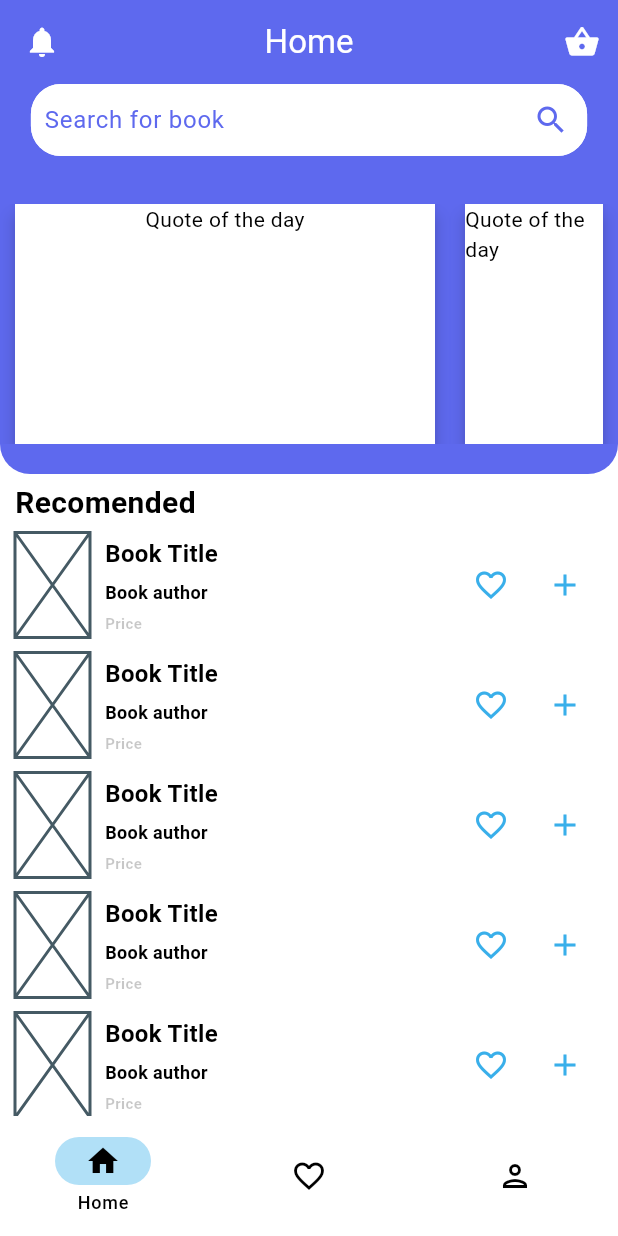
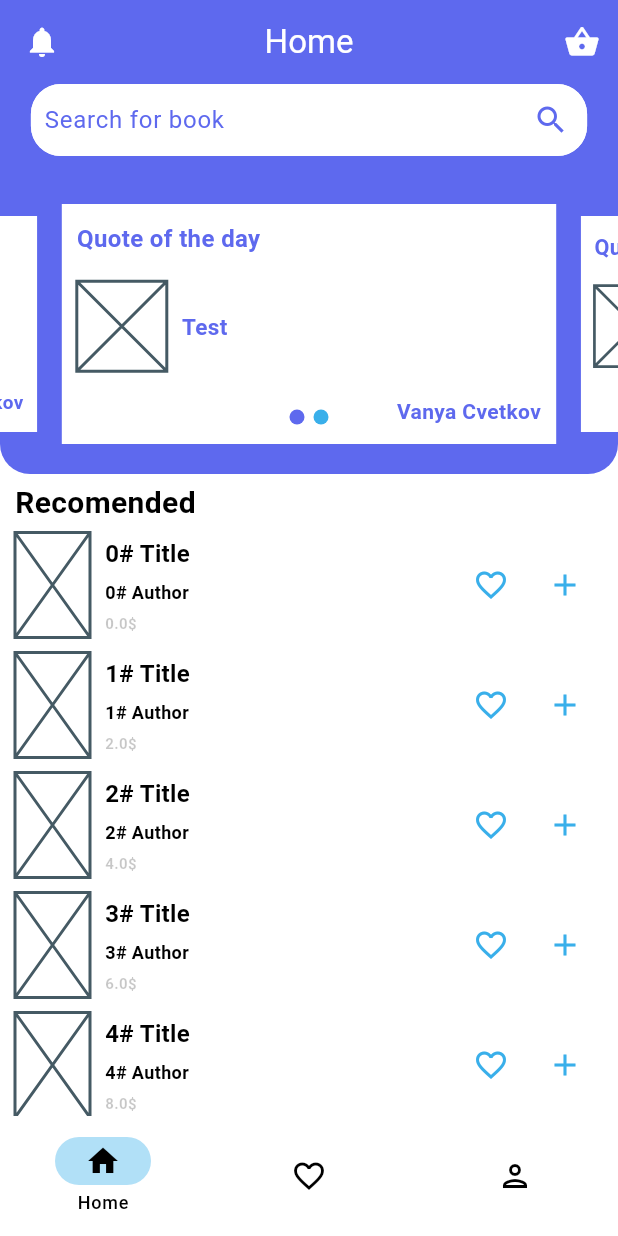
Before and after one commit to IvanTsvetkov-dev/BookShop, a Flutter app: the HomePage screen opened by its route, on a phone screen of 412 x 824 dp. Run offline on Flutter 3.47's test engine with Material 3 defaults, Android fonts, the phone set to English and light mode, and no system bars; drawn by our look-alikes of card_swiper; our stand-ins replace lottie.

Commit message:
Almost finished home page

```diff
--- /dev/null
+++ b/mobile_app/lib/api/server_api.dart
@@ -0,0 +1,6 @@
+
+import 'package:http/http.dart';
+
+Future<Response> pingServer(Uri serverUri) {
+  return get(serverUri);
+}
--- /dev/null
+++ b/mobile_app/lib/models/user.dart
@@ -0,0 +1,26 @@
+import 'dart:convert';
+
+class User {
+  User(
+      {required this.firstName,
+      required this.lastName,
+      required this.email,
+      required this.password,
+      required this.phone});
+
+  final String firstName;
+  final String lastName;
+  final String email;
+  final String password;
+  final String phone;
+
+  String toJson() {
+    return jsonEncode({
+      'first_name': firstName,
+      'last_name': lastName,
+      'phone': phone,
+      'email': email,
+      'password': password
+    });
+  }
+}
--- a/mobile_app/lib/pages/greetings_page.dart
+++ b/mobile_app/lib/pages/greetings_page.dart
@@ -1,4 +1,6 @@
+import 'package:bookshopapp/api/server_api.dart';
 import 'package:flutter/material.dart';
+import 'package:http/http.dart';
 import 'package:lottie/lottie.dart';
 
 class GreetingsPage extends StatefulWidget {
@@ -11,6 +13,15 @@ class GreetingsPage extends StatefulWidget {
 class _GreetingsPageState extends State<GreetingsPage>
     with TickerProviderStateMixin {
   late final AnimationController _controller;
+
+  Future<void> ping() async {
+    Uri serverUri = Uri(
+        scheme: 'https',
+        host: 'dd69-77-220-53-141.ngrok-free.app',
+        path: 'api/book/1');
+    Response response = await pingServer(serverUri);
+    debugPrint(response.body);
+  }
 
   @override
   void initState() {
@@ -41,12 +52,10 @@ class _GreetingsPageState extends State<GreetingsPage>
                 const Padding(
                     padding: EdgeInsets.only(top: 40),
                     child: Column(
-
                       children: [
                         Text(
-                          textAlign: TextAlign.center,
+                            textAlign: TextAlign.center,
                             style: TextStyle(
-
                                 shadows: [
                                   Shadow(
                                     color: Colors
@@ -95,7 +104,8 @@ class _GreetingsPageState extends State<GreetingsPage>
                     children: [
                       ElevatedButton(
                         onPressed: () {
-                          Navigator.pushReplacementNamed(context, '/login');
+                          ping();
+                          // Navigator.pushReplacementNamed(context, '/login');
                         },
                         child: const Padding(
                             padding: EdgeInsets.symmetric(
--- a/mobile_app/lib/pages/home_page.dart
+++ b/mobile_app/lib/pages/home_page.dart
@@ -1,5 +1,6 @@
 import 'package:bookshopapp/widgets/book_card.dart';
 import 'package:bookshopapp/widgets/quote_card.dart';
+import 'package:card_swiper/card_swiper.dart';
 import 'package:flutter/material.dart';
 
 class HomePage extends StatefulWidget {
@@ -104,15 +105,22 @@ class _HomePageState extends State<HomePage> {
                     Container(
                       padding: const EdgeInsets.only(bottom: 20),
                       height: 180,
-                      child: CarouselView(
-                          padding: const EdgeInsets.symmetric(horizontal: 10),
-                          shape: const RoundedRectangleBorder(
-                              borderRadius: BorderRadius.all(Radius.zero)),
-                          elevation: 5,
-                          itemExtent: 300,
-                          children: List<Widget>.generate(3, (int index) {
-                            return const QuoteCard();
-                          })),
+                      child: Swiper(
+                        pagination: const SwiperPagination(
+                          builder: DotSwiperPaginationBuilder(
+                            color: Color(0xFF39AFEA),
+                          ),
+                        ),
+                        itemBuilder: (context, index) {
+                          return const QuoteCard(
+                            text: 'Test',
+                            author: 'Vanya Cvetkov',
+                          );
+                        },
+                        itemCount: 2,
+                        viewportFraction: 0.8,
+                        scale: 0.9,
+                      ),
                     )
                   ],
                 ),
@@ -137,7 +145,11 @@ class _HomePageState extends State<HomePage> {
                   physics: const NeverScrollableScrollPhysics(),
                   itemCount: 10,
                   itemBuilder: (BuildContext context, int index) {
-                    return const BookCard();
+                    return BookCard(
+                      bookAuthor: '$index# Author',
+                      bookTitle: '$index# Title',
+                      price: 2.0 * index.toDouble(),
+                    );
                   }),
             )
           ],
--- a/mobile_app/lib/widgets/book_card.dart
+++ b/mobile_app/lib/widgets/book_card.dart
@@ -1,7 +1,15 @@
 import 'package:flutter/material.dart';
 
 class BookCard extends StatelessWidget {
-  const BookCard({super.key});
+  const BookCard(
+      {super.key,
+      required this.bookAuthor,
+      required this.bookTitle,
+      required this.price});
+
+  final String bookAuthor;
+  final String bookTitle;
+  final double price;
 
   @override
   Widget build(BuildContext context) {
@@ -19,19 +27,20 @@ class BookCard extends StatelessWidget {
             child: Container(
               padding: const EdgeInsets.only(left: 10),
               alignment: Alignment.topLeft,
-              child: const Column(
+              child: Column(
                 mainAxisAlignment: MainAxisAlignment.spaceAround,
                 crossAxisAlignment: CrossAxisAlignment.start,
                 children: [
                   Text(
-                    'Book Title',
-                    style: TextStyle(fontWeight: FontWeight.w700, fontSize: 16),
+                    bookTitle,
+                    style: const TextStyle(
+                        fontWeight: FontWeight.w700, fontSize: 16),
                   ),
-                  Text('Book author',
-                      style:
-                          TextStyle(fontWeight: FontWeight.w700, fontSize: 12)),
-                  Text('Price',
-                      style: TextStyle(
+                  Text(bookAuthor,
+                      style: const TextStyle(
+                          fontWeight: FontWeight.w700, fontSize: 12)),
+                  Text('$price\$',
+                      style: const TextStyle(
                           fontWeight: FontWeight.w700,
                           fontSize: 10,
                           color: Color.fromARGB(56, 0, 0, 0)))
--- a/mobile_app/lib/widgets/quote_card.dart
+++ b/mobile_app/lib/widgets/quote_card.dart
@@ -1,7 +1,10 @@
 import 'package:flutter/material.dart';
 
 class QuoteCard extends StatelessWidget {
-  const QuoteCard({super.key});
+  const QuoteCard({super.key, required this.text, required this.author});
+
+  final String text;
+  final String author;
 
   @override
   Widget build(BuildContext context) {
@@ -11,10 +14,58 @@ class QuoteCard extends StatelessWidget {
       decoration:
           const BoxDecoration(color: Colors.white, shape: BoxShape.rectangle),
       child: Column(
+        mainAxisAlignment: MainAxisAlignment.spaceEvenly,
         children: [
-          Text(
-            'Quote of the day',
-            textAlign: TextAlign.start,
+          FractionallySizedBox(
+            widthFactor: 1.0,
+            child: Padding(
+              padding: const EdgeInsets.symmetric(
+                vertical: 5,
+                horizontal: 10,
+              ),
+              child: Text(
+                'Quote of the day',
+                textAlign: TextAlign.start,
+                style: TextStyle(
+                    color: Theme.of(context).colorScheme.primary,
+                    fontWeight: FontWeight.w700,
+                    fontSize: 16),
+              ),
+            ),
+          ),
+          Row(
+            children: [
+              Padding(
+                padding: const EdgeInsets.symmetric(
+                  vertical: 5,
+                  horizontal: 10,
+                ),
+                child: Placeholder(
+                  fallbackWidth: 60,
+                  fallbackHeight: 60,
+                ),
+              ),
+              Text(text,
+                  style: TextStyle(
+                      color: Theme.of(context).colorScheme.primary,
+                      fontWeight: FontWeight.w700,
+                      fontSize: 15))
+            ],
+          ),
+          FractionallySizedBox(
+            widthFactor: 1.0,
+            child: Padding(
+              padding: const EdgeInsets.symmetric(
+                vertical: 5,
+                horizontal: 10,
+              ),
+              child: Text(author,
+                  textAlign: TextAlign.end,
+                  style: TextStyle(
+                      color: Theme.of(context).colorScheme.primary,
+                      fontWeight: FontWeight.w700,
+                      fontSize: 14)),
+            ),
           )
         ],
       ),
--- a/mobile_app/pubspec.yaml
+++ b/mobile_app/pubspec.yaml
@@ -36,6 +36,8 @@ dependencies:
   # Use with the CupertinoIcons class for iOS style icons.
   cupertino_icons: ^1.0.8
   lottie: ^3.1.2
+  card_swiper: ^3.0.1
+  http: ^1.2.2
 
 dev_dependencies:
   flutter_test:
```
Also changed, not shown: mobile_app/pubspec.lock, 1 other file.
